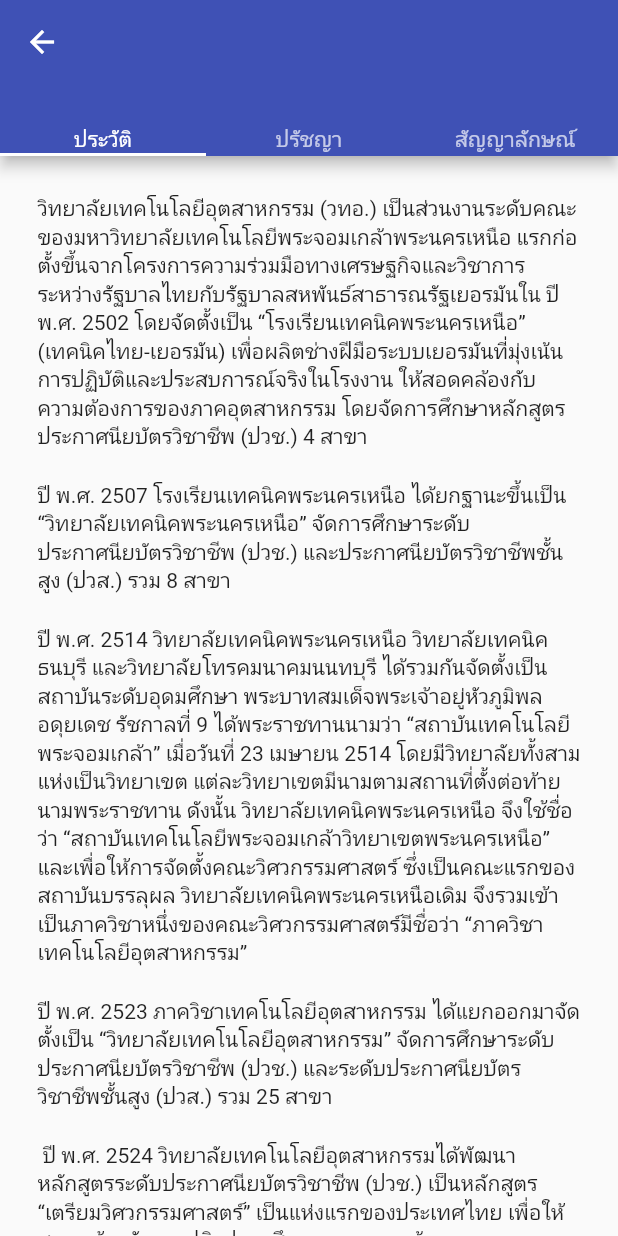
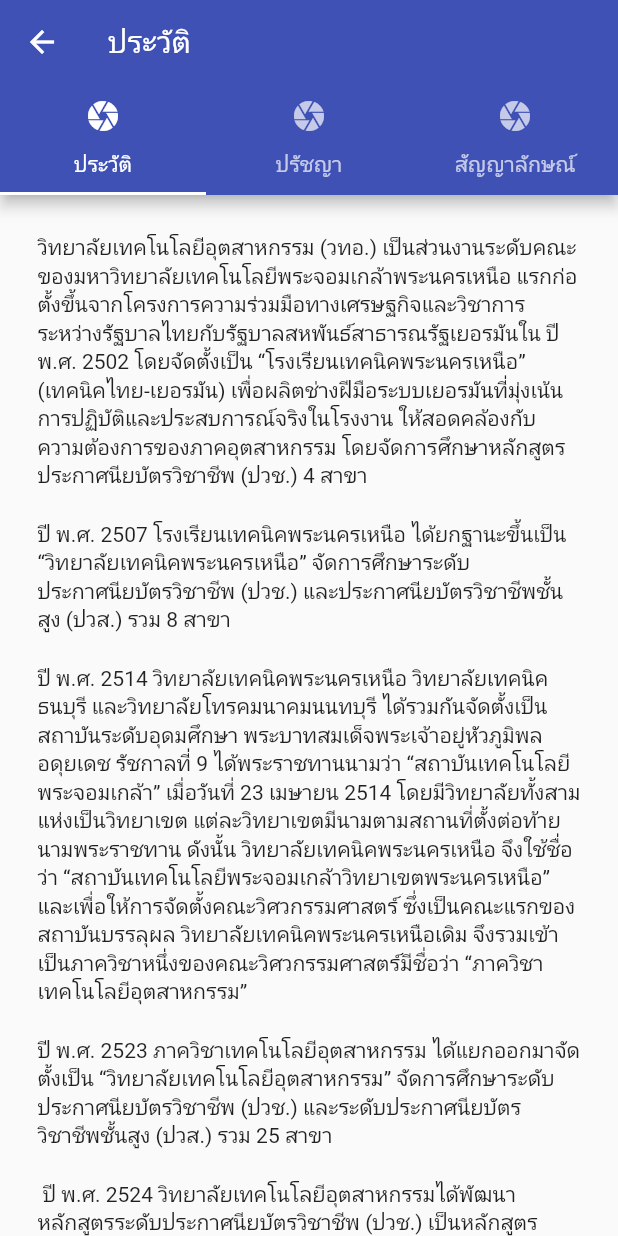
Before and after one commit to masterUNG/Citkmutnb, a Flutter app: the History screen opened directly, on a phone screen of 412 x 824 dp. Run offline on Flutter 3.47's test engine with Material 2 defaults, Android fonts, the phone set to English and light mode, and no system bars; our stand-ins replace dio.

Commit message:
update23/6/63 00.21

```diff
--- a/lib/page/history.dart
+++ b/lib/page/history.dart
@@ -14,12 +14,15 @@ class _HistoryState extends State<History> {
     return DefaultTabController(
       length: 3,
       child: Scaffold(
-        appBar: AppBar(
+        appBar: AppBar(title: Text('ประวัติ'),
           bottom: TabBar(
             tabs: <Widget>[
-              Text('ประวัติ'),
-              Text('ปรัชญา'),
-              Text('สัญญาลักษณ์'),
+              Tab(icon: Icon(Icons.camera), text: 'ประวัติ',),
+              Tab(icon: Icon(Icons.camera), text: 'ปรัชญา',),
+              Tab(icon: Icon(Icons.camera), text: 'สัญญาลักษณ์',),
+              // Text('ประวัติ'),
+              // Text('ปรัชญา'),
+              // Text('สัญญาลักษณ์'),
             ],
           ),
         ),
--- a/lib/widget/main_page.dart
+++ b/lib/widget/main_page.dart
@@ -2,6 +2,7 @@ import 'package:citkmutnb/page/history.dart';
 import 'package:citkmutnb/page/myboss.dart';
 import 'package:citkmutnb/page/mycontent.dart';
 import 'package:citkmutnb/page/person.dart';
+import 'package:citkmutnb/page/service.dart';
 import 'package:citkmutnb/utility/my_style.dart';
 import 'package:flutter/material.dart';
 
@@ -31,7 +32,7 @@ class _MainPageState extends State<MainPage> {
             Row(
               mainAxisAlignment: MainAxisAlignment.spaceAround,
               children: <Widget>[
-                createItem('item4', History()),
+                createItem('item4', Service()),
                 createItem('item5', History()),
                 createItem('item6', History()),
               ],
```
Also changed, not shown: lib/page/service.dart (added, +20 -0 lines), lib/widget/department_page.dart (+32 -19 lines), lib/page/pak1.dart (renamed from lib/widget/pak1.dart).
